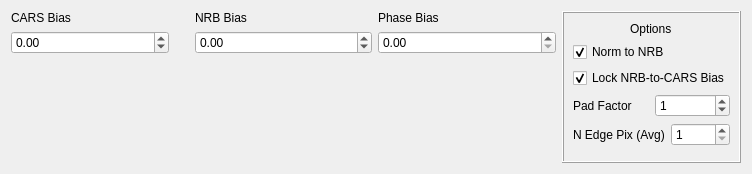
Above: crikit/ui/qt5/ui_PlotEffect_KK.ui from CCampJr/CRIkit2 before the change. Below: the same form after it.
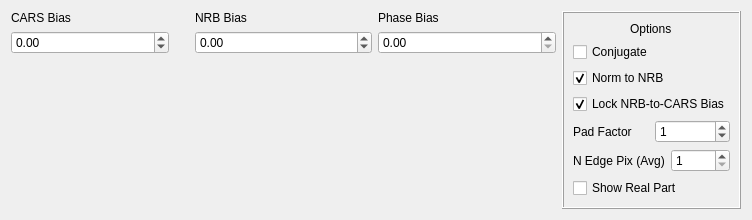
That is the form after the change.

Commit message: Incorporate the KK conjugate

Diff of the .ui file:
```diff
--- a/crikit/ui/qt5/ui_PlotEffect_KK.ui
+++ b/crikit/ui/qt5/ui_PlotEffect_KK.ui
@@ -7,7 +7,7 @@
     <x>0</x>
     <y>0</y>
     <width>752</width>
-    <height>174</height>
+    <height>215</height>
    </rect>
   </property>
   <property name="windowTitle">
@@ -140,6 +140,13 @@
         </property>
        </widget>
       </item>
+      <item>
+       <widget class="QCheckBox" name="checkBoxConjugate">
+        <property name="text">
+         <string>Conjugate</string>
+        </property>
+       </widget>
+      </item>
       <item>
        <widget class="QCheckBox" name="checkBoxNRBNorm">
         <property name="text">
@@ -211,6 +218,13 @@
         </item>
        </layout>
       </item>
+      <item>
+       <widget class="QCheckBox" name="checkBoxShowReal">
+        <property name="text">
+         <string>Show Real Part</string>
+        </property>
+       </widget>
+      </item>
       <item>
        <spacer name="verticalSpacer_4">
         <property name="orientation">
```
The commit also changes 10 other files.
